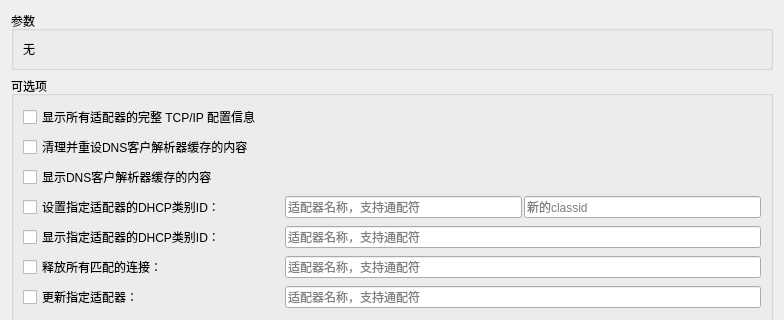
First picture: the form in src/EasyCmd/CmdEditors/IpconfigEditor.ui, repository doasyourself/EasyCmd, before the edit; both pictures show x 0 to 784 and y 0 to 320 of the 784 by 610 pixel window.
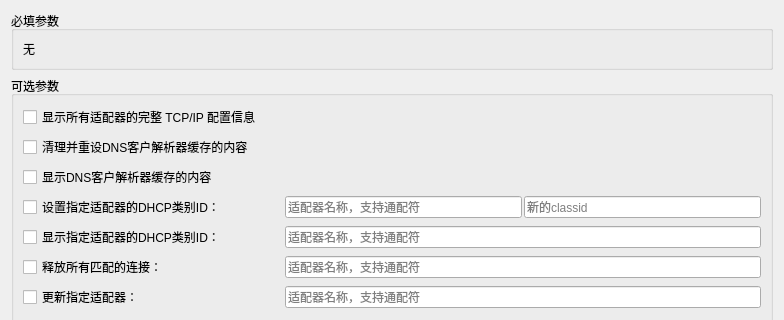
Second picture: the form after the edit.

Commit message: 修改编辑器界面， 1) 编辑器不可使用对话框，否则会频繁弹出重复的信息，而且不能持续显示。 2) 编辑器参数类型分为必填参数和可选参数。 3) 编辑器加载后调用一次getCmdString，获取一次命令 4) ping界面bug修改：可选项可以一个都不选！

Diff of the .ui file:
```diff
--- a/src/EasyCmd/CmdEditors/IpconfigEditor.ui
+++ b/src/EasyCmd/CmdEditors/IpconfigEditor.ui
@@ -17,7 +17,7 @@
    <item>
     <widget class="QGroupBox" name="groupBox">
      <property name="title">
-      <string>参数</string>
+      <string>必填参数</string>
      </property>
      <layout class="QHBoxLayout" name="horizontalLayout">
       <item>
@@ -33,7 +33,7 @@
    <item>
     <widget class="QGroupBox" name="groupBox_2">
      <property name="title">
-      <string>可选项</string>
+      <string>可选参数</string>
      </property>
      <layout class="QVBoxLayout" name="verticalLayout_6">
       <item>
```
The commit also changes 24 other files.
